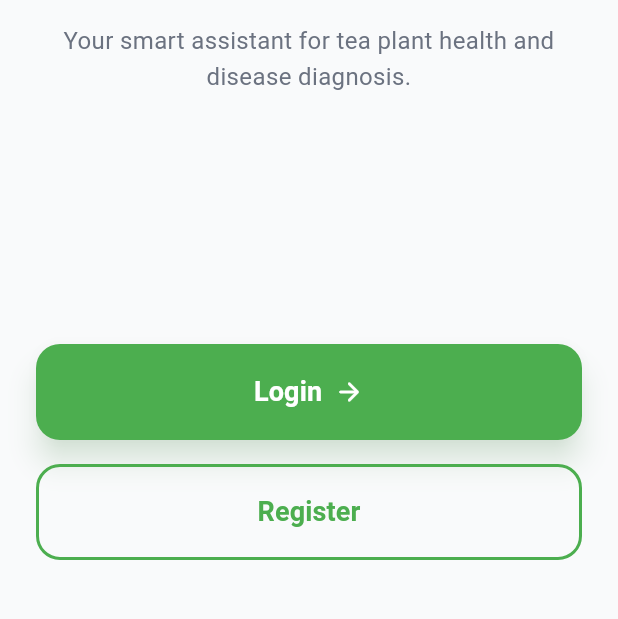
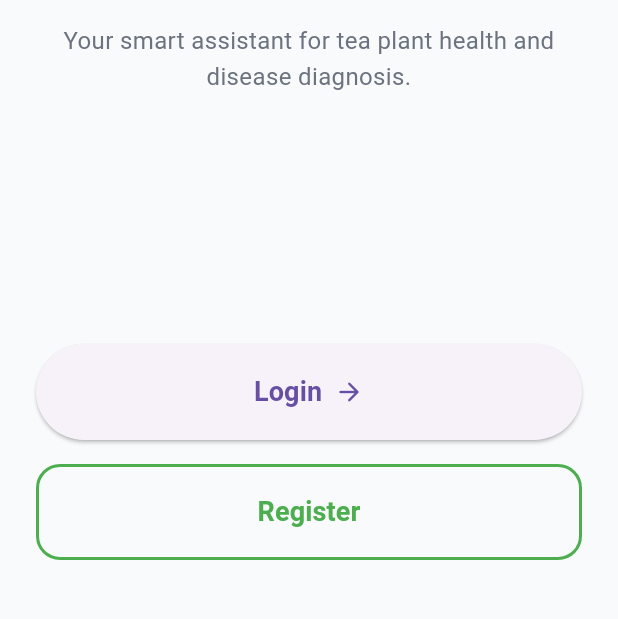
Before and after one commit to nimeshkavindu/TeaCare, a Flutter app: the screen it shows after launch, on a phone screen of 412 x 824 dp, the part 610-1229 px from its top. Run offline on Flutter 3.47's test engine with Material 3 defaults, Android fonts, the phone set to English and light mode, and no system bars; our stand-ins replace camera, flutter_map, geolocator, image_picker, latlong2, shared_preferences; missing offline and left inert: flutter_map_heatmap, flutter_map_marker_cluster.

Commit message:
fixed mobile app login issue

```diff
--- a/teacare_app/lib/screens/welcome_screen.dart
+++ b/teacare_app/lib/screens/welcome_screen.dart
@@ -127,15 +127,7 @@ class WelcomeScreen extends StatelessWidget {
                           ),
                         );
                       },
-                      style: ElevatedButton.styleFrom(
-                        backgroundColor: primaryColor,
-                        foregroundColor: Colors.white,
-                        elevation: 8,
-                        shadowColor: primaryColor.withOpacity(0.3),
-                        shape: RoundedRectangleBorder(
-                          borderRadius: BorderRadius.circular(16),
-                        ),
-                      ),
+
                       child: Row(
                         mainAxisAlignment: MainAxisAlignment.center,
                         children: const [
```
Also changed, not shown: teacare_app/lib/screens/login_screen.dart (+40 -28 lines), 1 other file.
